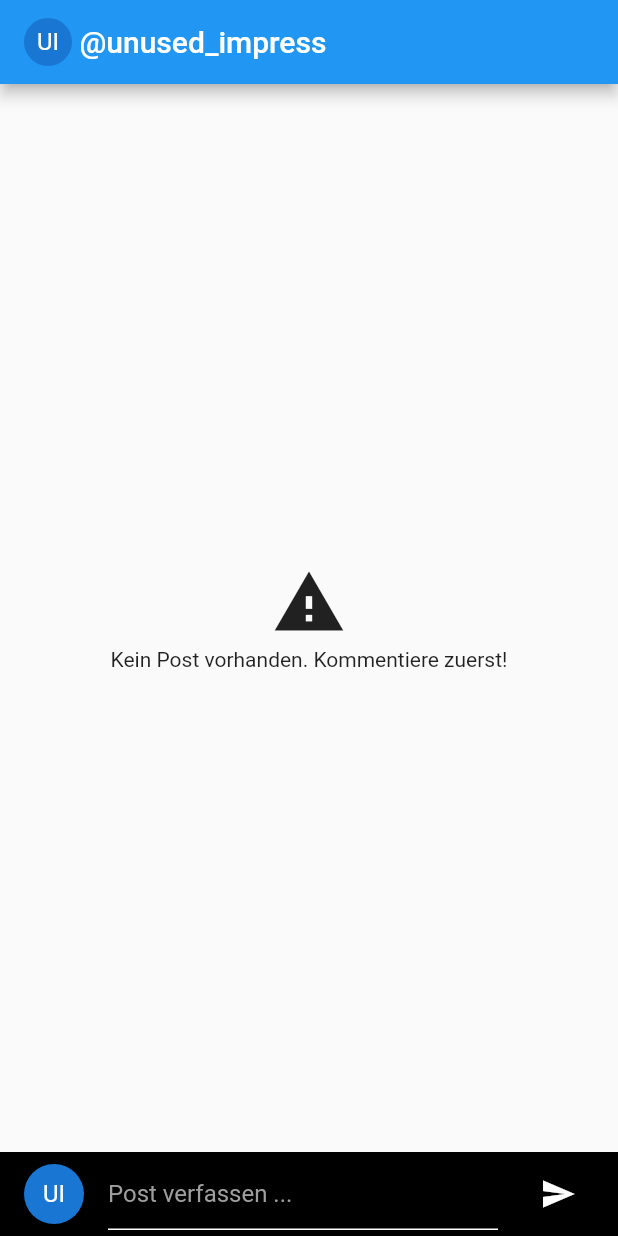
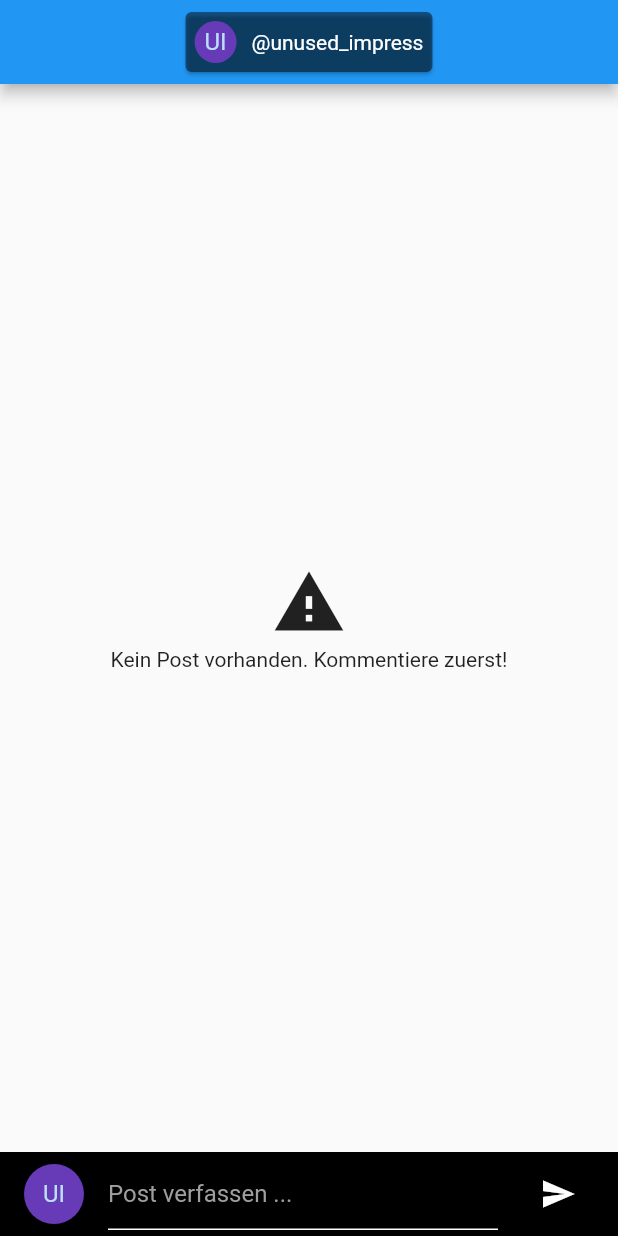
Before and after one commit to christianfl/racler-productions-forum, a Flutter app: the screen it shows after launch, on a phone screen of 412 x 824 dp. Run offline on Flutter 3.47's test engine with Material 2 defaults, Android fonts, the phone set to English and light mode, and no system bars; our stand-ins replace cloud_firestore, firebase_core, shared_preferences, shimmer; accounts and stored records are empty.

Commit message:
Improved username design

```diff
--- a/lib/pages/home_page.dart
+++ b/lib/pages/home_page.dart
@@ -7,7 +7,7 @@ import '../providers/forum_post/forum_post_provider.dart';
 import '../providers/username_provider/username_provider.dart';
 import '../widgets/forum_post.dart';
 import '../widgets/send_dialog.dart';
-import '../widgets/user_avatar.dart';
+import '../widgets/user_button.dart';
 
 class HomePage extends StatefulWidget {
   static const _maxPosts = 10;
@@ -31,15 +31,8 @@ class _MyHomePageState extends State<HomePage> {
 
     return Scaffold(
       appBar: AppBar(
-        title: _username != null
-            ? Row(
-                children: [
-                  const UserAvatar(radius: 16),
-                  const SizedBox(width: 5),
-                  Text(_username!),
-                ],
-              )
-            : null,
+        centerTitle: true,
+        title: _username != null ? const UserButton() : null,
       ),
       body: Column(
         children: [
--- a/lib/widgets/user_avatar.dart
+++ b/lib/widgets/user_avatar.dart
@@ -17,6 +17,7 @@ class UserAvatar extends StatelessWidget {
 
     return CircleAvatar(
       radius: radius,
+      backgroundColor: Colors.deepPurple,
       child: Text(usernameProvider.initials ?? ''),
     );
   }
--- /dev/null
+++ b/lib/widgets/user_button.dart
@@ -0,0 +1,51 @@
+import 'package:flutter/material.dart';
+import 'package:provider/provider.dart';
+
+import '../providers/username_provider/username_provider.dart';
+import 'user_avatar.dart';
+
+class UserButton extends StatelessWidget {
+  const UserButton({
+    super.key,
+  });
+
+  /// Indiciate that "you" are the current user with this username
+  _indicateCurrentUser(BuildContext context) {
+    ScaffoldMessenger.of(context).showSnackBar(
+      const SnackBar(
+        backgroundColor: Colors.white,
+        content: Text(
+          'Das bist du...',
+          style: TextStyle(color: Colors.black),
+        ),
+      ),
+    );
+  }
+
+  @override
+  Widget build(BuildContext context) {
+    UsernameProvider usernameProvider = Provider.of<UsernameProvider>(context);
+
+    return Card(
+      color: Colors.black45,
+      child: InkWell(
+        borderRadius: BorderRadius.circular(4),
+        onTap: () => _indicateCurrentUser(context),
+        child: Padding(
+          padding: const EdgeInsets.all(6.0),
+          child: Row(
+            mainAxisSize: MainAxisSize.min,
+            children: [
+              const UserAvatar(radius: 14),
+              const SizedBox(width: 10),
+              Text(
+                usernameProvider.username ?? '',
+                style: const TextStyle(color: Colors.white),
+              ),
+            ],
+          ),
+        ),
+      ),
+    );
+  }
+}
```
